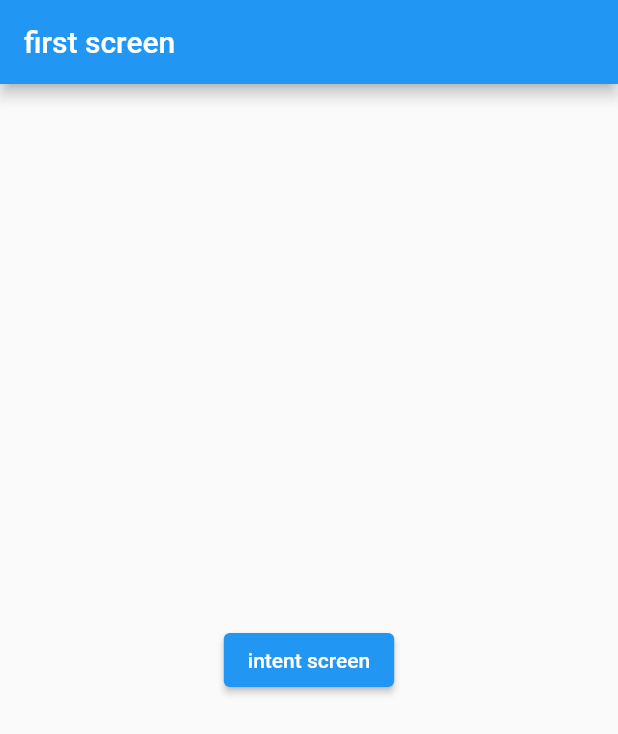
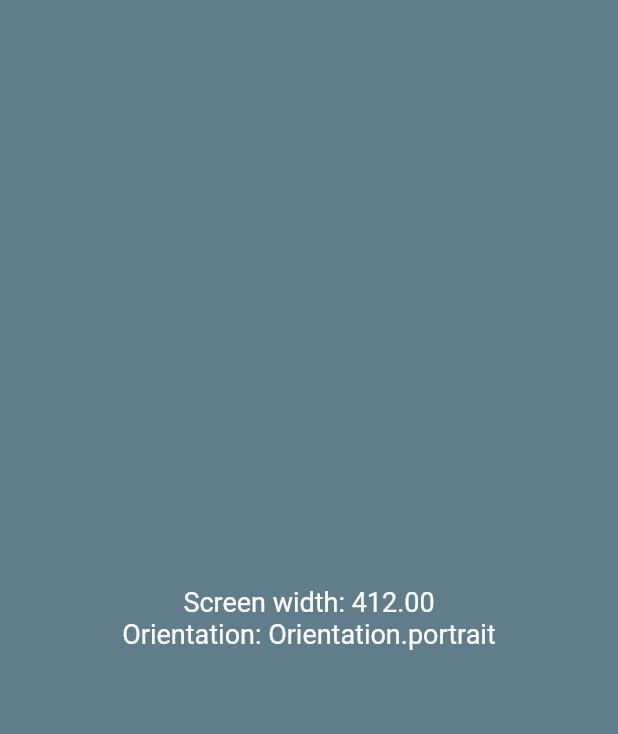
Before and after one commit to gunadermawan/multiplatform-flutter-beginner, a Flutter app: the screen it shows after launch, on a phone screen of 412 x 824 dp. Shown: the top 734 px of the screen. Run offline on Flutter 3.47's test engine with Material 2 defaults, Android fonts, the phone set to English and light mode, and no system bars.

Commit message:
create responsive layout with mediaQuery

```diff
--- a/lib/main.dart
+++ b/lib/main.dart
@@ -1,5 +1,5 @@
 import 'package:flutter/material.dart';
-import 'package:flutter_beginer/navigator/navigator.dart';
+import 'package:flutter_beginer/responsive/responsive_layout.dart';
 
 void main() {
   runApp(const MyApp());
@@ -13,7 +13,7 @@ class MyApp extends StatelessWidget {
     return MaterialApp(
         title: 'Flutter Demo',
         theme: ThemeData(primarySwatch: Colors.blue),
-        home: const FirstScreen());
+        home: const HomePage());
   }
 }
 
--- /dev/null
+++ b/lib/responsive/responsive_layout.dart
@@ -0,0 +1,30 @@
+import 'package:flutter/material.dart';
+
+class HomePage extends StatelessWidget {
+  const HomePage({Key? key}) : super(key: key);
+
+  @override
+  Widget build(BuildContext context) {
+    Size screenSize = MediaQuery.of(context).size;
+    Orientation orientation = MediaQuery.of(context).orientation;
+    return Scaffold(
+      backgroundColor: Colors.blueGrey,
+      body: Column(
+        mainAxisAlignment: MainAxisAlignment.center,
+        crossAxisAlignment: CrossAxisAlignment.stretch,
+        children: [
+          Text(
+            'Screen width: ${screenSize.width.toStringAsFixed(2)}',
+            style: const TextStyle(color: Colors.white, fontSize: 18),
+            textAlign: TextAlign.center,
+          ),
+          Text(
+            'Orientation: $orientation',
+            style: const TextStyle(color: Colors.white, fontSize: 18),
+            textAlign: TextAlign.center,
+          )
+        ],
+      ),
+    );
+  }
+}
```
